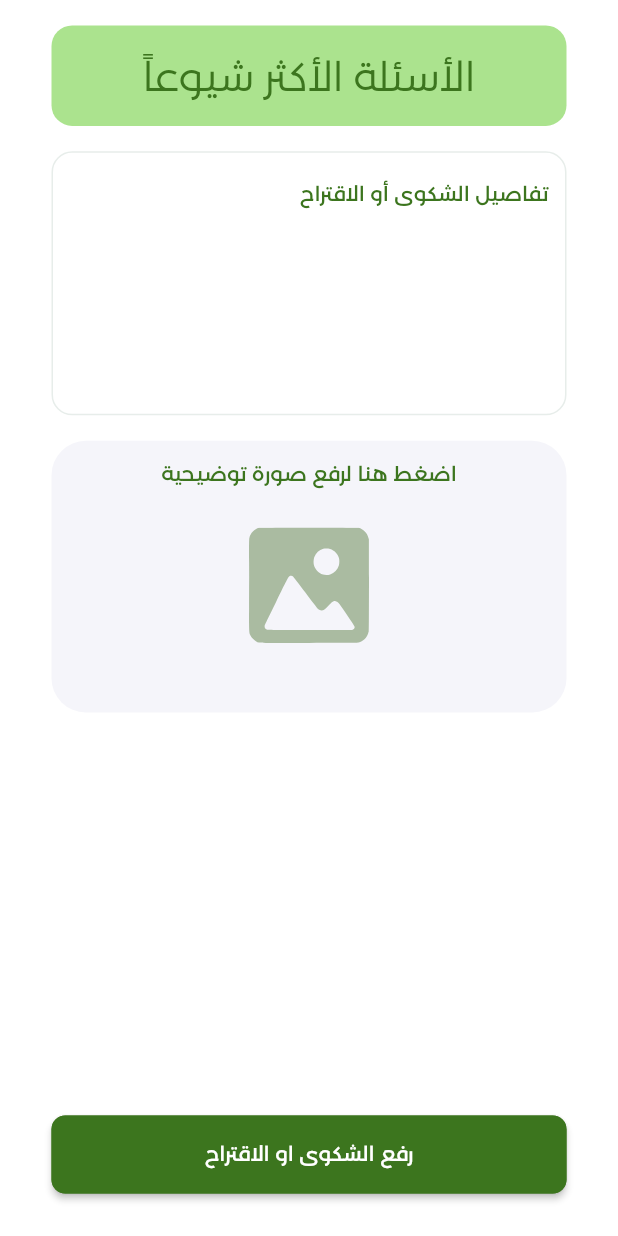
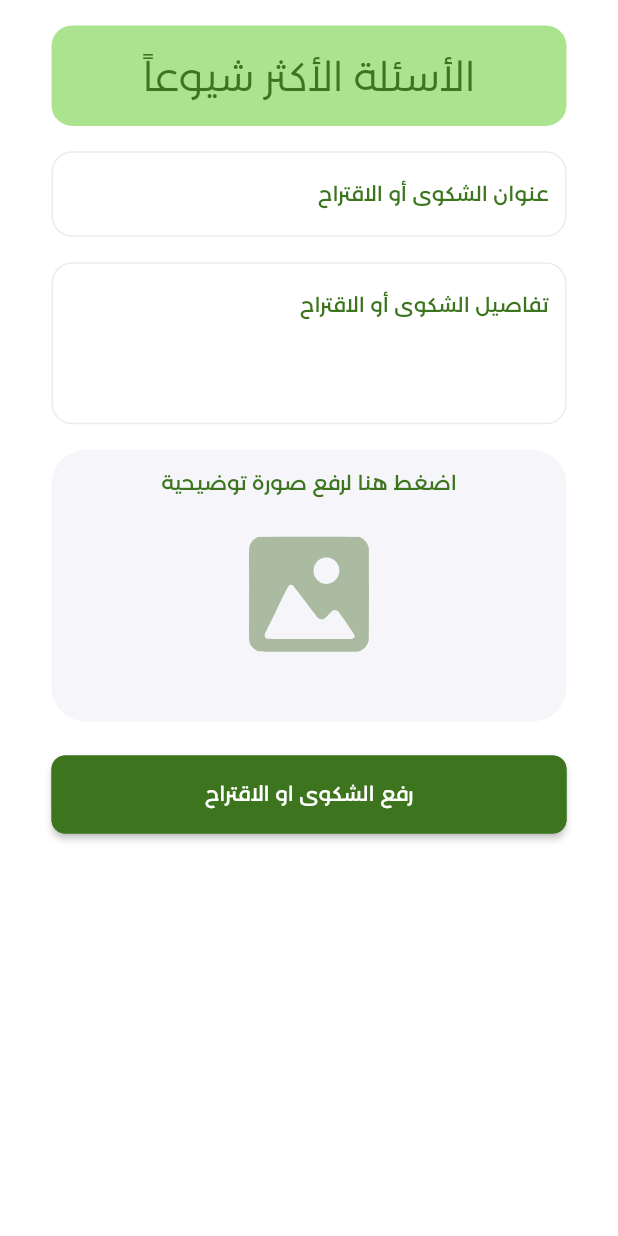
Before and after one commit to ahmed-tarek-salem/green_cycle, a Flutter app: the ComplaintsTab widget shown alone on an empty page, opened directly, on a phone screen of 412 x 824 dp. Run offline on Flutter 3.47's test engine with Material 2 defaults, Android fonts, the phone set to English and light mode, and no system bars; our stand-ins replace cached_network_image, curved_navigation_bar, dio, flutter_screenutil, flutter_smart_dialog, flutter_spinkit and 5 more; accounts and stored records are empty; network calls fail; project files that could hold a hidden picture were left out.

Commit message:
completed complaints section

```diff
--- /dev/null
+++ b/lib/models/request_models/activity_request_model.dart
@@ -0,0 +1,26 @@
+import 'package:dio/dio.dart';
+
+class ActivityRequestModel {
+  final String type;
+  final String summary;
+  final String details;
+  final int? points;
+  final MultipartFile? image;
+
+  ActivityRequestModel(
+      {required this.type,
+      required this.summary,
+      required this.details,
+      required this.points,
+      required this.image});
+
+  Map<String, dynamic> toMap() {
+    return {
+      'type': type,
+      "summary": summary,
+      "details": details,
+      "points": points,
+      "images": image,
+    };
+  }
+}
--- a/lib/modules/home_layout/home_layout_bindings.dart
+++ b/lib/modules/home_layout/home_layout_bindings.dart
@@ -1,5 +1,6 @@
 import 'package:get/get.dart';
 import 'package:green_cycle/modules/home_layout/home_layout_controller.dart';
+import 'package:green_cycle/modules/tabs/complaints/complaints_controller.dart';
 import 'package:green_cycle/modules/tabs/events/events_controller.dart';
 import 'package:green_cycle/modules/tabs/locations/locations_controller.dart';
 
@@ -9,5 +10,6 @@ class HomeLayoutBindings extends Bindings {
     Get.lazyPut(() => HomeLayoutController());
     Get.lazyPut(() => LocationsController());
     Get.lazyPut(() => EventsController());
+    Get.lazyPut(() => ComplaintsController());
   }
 }
--- a/lib/modules/tabs/complaints/complaints_tab.dart
+++ b/lib/modules/tabs/complaints/complaints_tab.dart
@@ -1,15 +1,18 @@
+import 'dart:developer';
+
 import 'package:flutter/material.dart';
 import 'package:flutter_screenutil/flutter_screenutil.dart';
-import 'package:flutter_svg/svg.dart';
+import 'package:form_builder_validators/form_builder_validators.dart';
 import 'package:get/get.dart';
+import 'package:green_cycle/modules/tabs/complaints/complaints_controller.dart';
+import 'package:green_cycle/shared_widgets/image_picker_widget.dart';
 import 'package:green_cycle/shared_widgets/primary_button.dart';
 import 'package:green_cycle/shared_widgets/primary_text_field.dart';
 import 'package:green_cycle/theme/app_colors.dart';
-import 'package:green_cycle/theme/app_images.dart';
 import 'package:green_cycle/utilities/global/app_constants.dart';
 import 'package:green_cycle/utilities/navigation/app_routes.dart';
 
-class ComplaintsTab extends StatelessWidget {
+class ComplaintsTab extends GetView<ComplaintsController> {
   const ComplaintsTab({super.key});
 
   @override
@@ -17,7 +20,9 @@ class ComplaintsTab extends StatelessWidget {
     return Container(
       width: double.infinity,
       padding: EdgeInsets.symmetric(horizontal: AppConstants.horizontalPadding),
-      child: Column(
+      child: Form(
+        key: controller.formKey,
+        child: ListView(
           children: [
             SizedBox(height: AppConstants.topPadding),
             GestureDetector(
@@ -41,34 +46,38 @@ class ComplaintsTab extends StatelessWidget {
             ),
             SizedBox(height: 15.h),
             PrimaryTextField(
-            hintText: 'تفاصيل الشكوى أو الاقتراح',
-            maxLines: 8,
+              hintText: 'عنوان الشكوى أو الاقتراح',
+              controller: controller.complaintTitleController,
+              validator: FormBuilderValidators.required(),
             ),
             SizedBox(height: 15.h),
-          Container(
-            height: 160.h,
-            width: double.infinity,
-            decoration: BoxDecoration(
-              color: AppColors.greyVeryLighF5,
-              borderRadius: BorderRadius.circular(20.sp),
+            PrimaryTextField(
+              hintText: 'تفاصيل الشكوى أو الاقتراح',
+              maxLines: 4,
+              controller: controller.complaintDetailsController,
+              validator: FormBuilderValidators.required(),
             ),
-            child: Column(
-              children: [
-                SizedBox(height: 12.h),
-                const Text(
-                  "اضغط هنا لرفع صورة توضيحية",
-                  textAlign: TextAlign.center,
-                ),
-                SizedBox(height: 18.h),
-                SvgPicture.asset(AppImages.gallery,
-                    height: 80.h, fit: BoxFit.scaleDown),
+            SizedBox(height: 15.h),
+            GetBuilder(
+                init: controller,
+                builder: (context) {
+                  log(controller.imageKeyIndex.value.toString());
+                  return ImagePickerWidget(
+                    key: Key(controller.imageKeyIndex.value.toString()),
+                    onSelected: (image) {
+                      controller.image = image;
+                    },
+                  );
+                }),
+            SizedBox(height: 20.h),
+            PrimaryButton(
+                onTap: () {
+                  controller.submitComplaint();
+                },
+                text: 'رفع الشكوى او الاقتراح'),
+            SizedBox(height: 25.h),
           ],
         ),
-          ),
-          const Spacer(),
-          PrimaryButton(onTap: () {}, text: 'رفع الشكوى او الاقتراح'),
-          SizedBox(height: 25.h),
-        ],
       ),
     );
   }
--- a/lib/modules/tabs/home/widgets/activities_section.dart
+++ b/lib/modules/tabs/home/widgets/activities_section.dart
@@ -17,10 +17,10 @@ class ActivitiesSection extends GetView<HomeLayoutController> {
         separatorBuilder: (context, index) => SizedBox(height: 10.h),
         itemBuilder: (context, index) {
           return ActivityTile(
-            activity: controller.user.activities[index],
+            activity: controller.user.activities![index],
           );
         },
-        itemCount: controller.user.activities.length,
+        itemCount: controller.user.activities?.length ?? 0,
       ),
     );
   }
--- a/lib/modules/tabs/locations/locations_controller.dart
+++ b/lib/modules/tabs/locations/locations_controller.dart
@@ -50,6 +50,7 @@ class LocationsController extends BaseController {
   String? getSelectedMap() {
     if (locationsResponseModel.value == null) return null;
     if (_selectedLocationIndex.value == 0) {
+      print(locationsResponseModel.value!.yard[0].imageUrl);
       return locationsResponseModel.value!.yard[0].imageUrl;
     }
     if (_selectedLocationIndex.value == 1) {
--- /dev/null
+++ b/lib/shared_widgets/image_picker_widget.dart
@@ -0,0 +1,65 @@
+import 'dart:io';
+
+import 'package:flutter/material.dart';
+import 'package:flutter_screenutil/flutter_screenutil.dart';
+import 'package:flutter_svg/svg.dart';
+import 'package:green_cycle/theme/app_colors.dart';
+import 'package:green_cycle/theme/app_images.dart';
+import 'package:image_picker/image_picker.dart';
+
+class ImagePickerWidget extends StatefulWidget {
+  final Function(XFile image) onSelected;
+  const ImagePickerWidget({
+    required this.onSelected,
+    super.key,
+  });
+
+  @override
+  State<ImagePickerWidget> createState() => _ImagePickerWidgetState();
+}
+
+class _ImagePickerWidgetState extends State<ImagePickerWidget> {
+  XFile? image;
+  openCamera() async {
+    final image = await ImagePicker().pickImage(source: ImageSource.camera);
+    if (image != null) {
+      setState(() {
+        this.image = image;
+      });
+    }
+  }
+
+  @override
+  Widget build(BuildContext context) {
+    return GestureDetector(
+      onTap: () async {
+        await openCamera();
+        if (image != null) {
+          widget.onSelected(image!);
+        }
+      },
+      child: Container(
+        height: 160.h,
+        width: double.infinity,
+        decoration: BoxDecoration(
+          color: AppColors.greyVeryLighF5,
+          borderRadius: BorderRadius.circular(20.sp),
+        ),
+        child: image != null
+            ? Image.file(File(image!.path))
+            : Column(
+                children: [
+                  SizedBox(height: 12.h),
+                  const Text(
+                    "اضغط هنا لرفع صورة توضيحية",
+                    textAlign: TextAlign.center,
+                  ),
+                  SizedBox(height: 18.h),
+                  SvgPicture.asset(AppImages.gallery,
+                      height: 80.h, fit: BoxFit.scaleDown),
+                ],
+              ),
+      ),
+    );
+  }
+}
--- a/lib/utilities/global/app_endpoints.dart
+++ b/lib/utilities/global/app_endpoints.dart
@@ -7,4 +7,5 @@ class AppEndpoints {
   static const faqs = '${baseUrl}faqs';
   static const user = '${baseUrl}users/me';
   static const events = '${baseUrl}events';
+  static const activities = '${baseUrl}activities';
 }
```
Also changed, not shown: lib/models/response_models/user_response_model.dart (+5 -3 lines), lib/modules/tabs/complaints/complaints_controller.dart (+64 -1 lines), lib/modules/tabs/complaints/complaints_repo.dart (+20 -1 lines), lib/utilities/mixins/overlay_mixin.dart (+40 -0 lines). Lines whose indentation alone changed are shown as unchanged.
